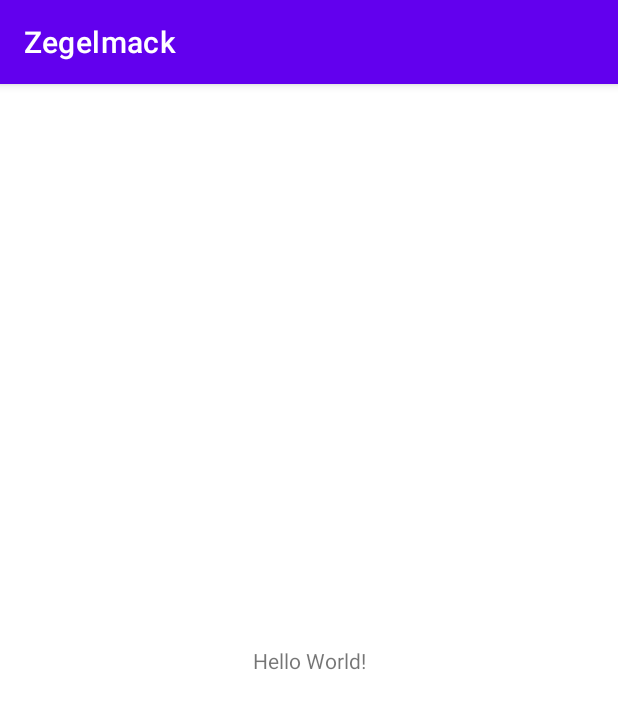
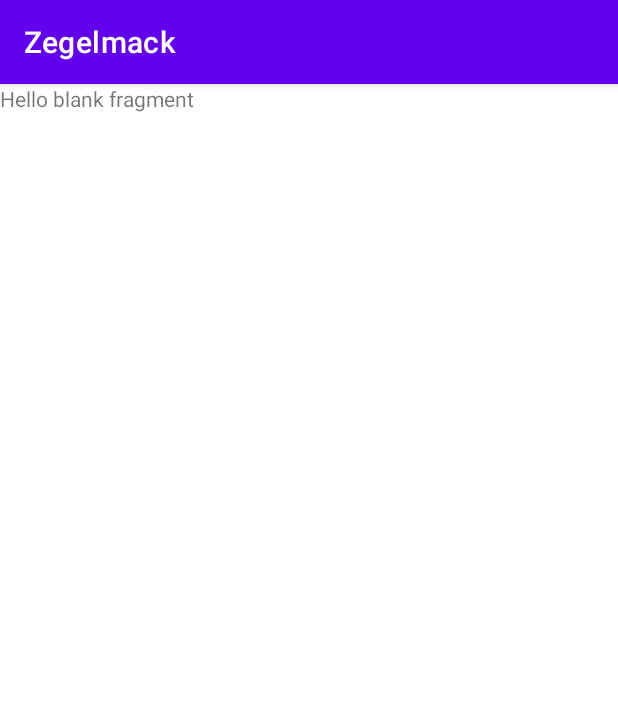
Before and after one commit to mfem442/Zegelmack, an Android app: the screen it shows after launch (MainActivity), on a phone screen of 412 x 824 dp. Shown: the top 709 px of the screen. Run offline under Robolectric (Android 15) with nearby library versions, the phone set to English and light mode, and no system bars.

Commit message:
Implementar un navhost para navegar entre fragmentos

```diff
--- /dev/null
+++ b/app/src/main/java/com/example/zegelmack/MainFormFragment.kt
@@ -0,0 +1,59 @@
+package com.example.zegelmack
+
+import android.os.Bundle
+import androidx.fragment.app.Fragment
+import android.view.LayoutInflater
+import android.view.View
+import android.view.ViewGroup
+
+// TODO: Rename parameter arguments, choose names that match
+// the fragment initialization parameters, e.g. ARG_ITEM_NUMBER
+private const val ARG_PARAM1 = "param1"
+private const val ARG_PARAM2 = "param2"
+
+/**
+ * A simple [Fragment] subclass.
+ * Use the [MainFormFragment.newInstance] factory method to
+ * create an instance of this fragment.
+ */
+class MainFormFragment : Fragment() {
+    // TODO: Rename and change types of parameters
+    private var param1: String? = null
+    private var param2: String? = null
+
+    override fun onCreate(savedInstanceState: Bundle?) {
+        super.onCreate(savedInstanceState)
+        arguments?.let {
+            param1 = it.getString(ARG_PARAM1)
+            param2 = it.getString(ARG_PARAM2)
+        }
+    }
+
+    override fun onCreateView(
+        inflater: LayoutInflater, container: ViewGroup?,
+        savedInstanceState: Bundle?
+    ): View? {
+        // Inflate the layout for this fragment
+        return inflater.inflate(R.layout.fragment_main_form, container, false)
+    }
+
+    companion object {
+        /**
+         * Use this factory method to create a new instance of
+         * this fragment using the provided parameters.
+         *
+         * @param param1 Parameter 1.
+         * @param param2 Parameter 2.
+         * @return A new instance of fragment MainFormFragment.
+         */
+        // TODO: Rename and change types and number of parameters
+        @JvmStatic
+        fun newInstance(param1: String, param2: String) =
+            MainFormFragment().apply {
+                arguments = Bundle().apply {
+                    putString(ARG_PARAM1, param1)
+                    putString(ARG_PARAM2, param2)
+                }
+            }
+    }
+}
--- a/app/src/main/res/layout/activity_main.xml
+++ b/app/src/main/res/layout/activity_main.xml
@@ -6,13 +6,13 @@
     android:layout_height="match_parent"
     tools:context=".MainActivity">
 
-    <TextView
-        android:layout_width="wrap_content"
-        android:layout_height="wrap_content"
-        android:text="Hello World!"
-        app:layout_constraintBottom_toBottomOf="parent"
-        app:layout_constraintEnd_toEndOf="parent"
-        app:layout_constraintStart_toStartOf="parent"
-        app:layout_constraintTop_toTopOf="parent" />
-
+    <androidx.fragment.app.FragmentContainerView
+        android:id="@+id/fragmentContainerView"
+        android:name="androidx.navigation.fragment.NavHostFragment"
+        android:layout_width="409dp"
+        android:layout_height="729dp"
+        app:defaultNavHost="true"
+        app:navGraph="@navigation/nav_graph"
+        tools:layout_editor_absoluteX="1dp"
+        tools:layout_editor_absoluteY="1dp" />
 </androidx.constraintlayout.widget.ConstraintLayout>
--- /dev/null
+++ b/app/src/main/res/layout/fragment_main_form.xml
@@ -0,0 +1,14 @@
+<?xml version="1.0" encoding="utf-8"?>
+<FrameLayout xmlns:android="http://schemas.android.com/apk/res/android"
+    xmlns:tools="http://schemas.android.com/tools"
+    android:layout_width="match_parent"
+    android:layout_height="match_parent"
+    tools:context=".MainFormFragment">
+
+    <!-- TODO: Update blank fragment layout -->
+    <TextView
+        android:layout_width="match_parent"
+        android:layout_height="match_parent"
+        android:text="@string/hello_blank_fragment" />
+
+</FrameLayout>
--- /dev/null
+++ b/app/src/main/res/navigation/nav_graph.xml
@@ -0,0 +1,13 @@
+<?xml version="1.0" encoding="utf-8"?>
+<navigation xmlns:android="http://schemas.android.com/apk/res/android"
+    xmlns:app="http://schemas.android.com/apk/res-auto"
+    xmlns:tools="http://schemas.android.com/tools"
+    android:id="@+id/nav_graph"
+    app:startDestination="@id/mainFormFragment">
+
+    <fragment
+        android:id="@+id/mainFormFragment"
+        android:name="com.example.zegelmack.MainFormFragment"
+        android:label="fragment_main_form"
+        tools:layout="@layout/fragment_main_form" />
+</navigation>
--- a/app/src/main/res/values/strings.xml
+++ b/app/src/main/res/values/strings.xml
@@ -91,4 +91,6 @@
         "when a user tries to pick up one of cards.\n\n"
     </string>
     <string name="action_settings">Settings</string>
+    <!-- TODO: Remove or change this placeholder text -->
+    <string name="hello_blank_fragment">Hello blank fragment</string>
 </resources>
```
